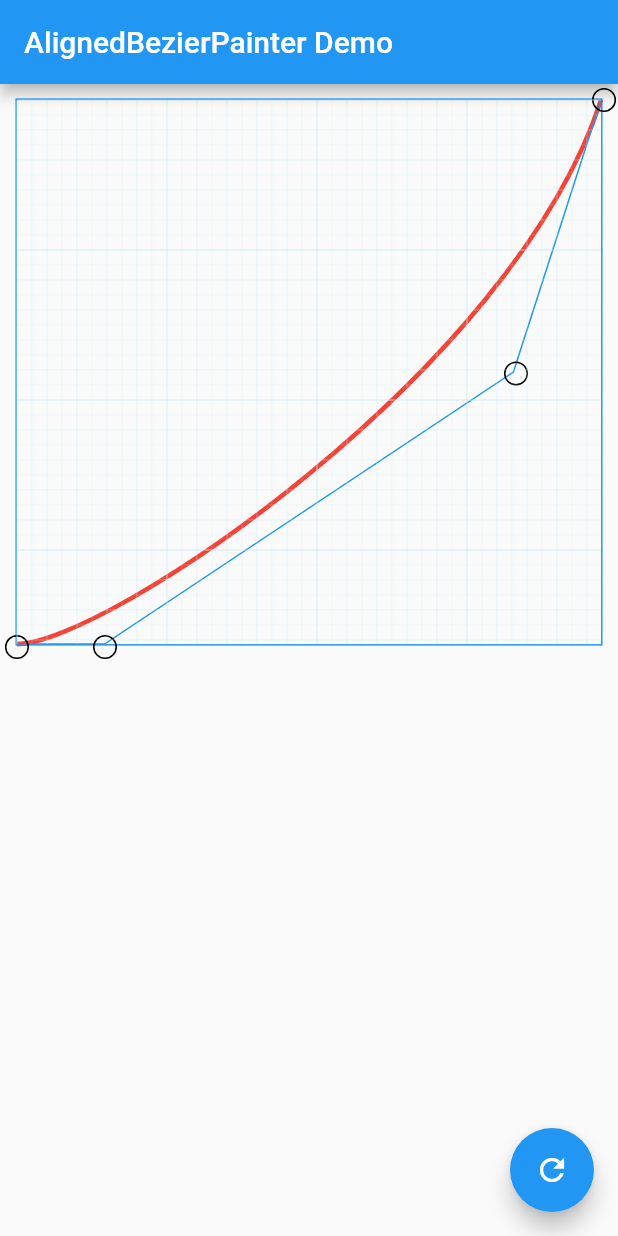
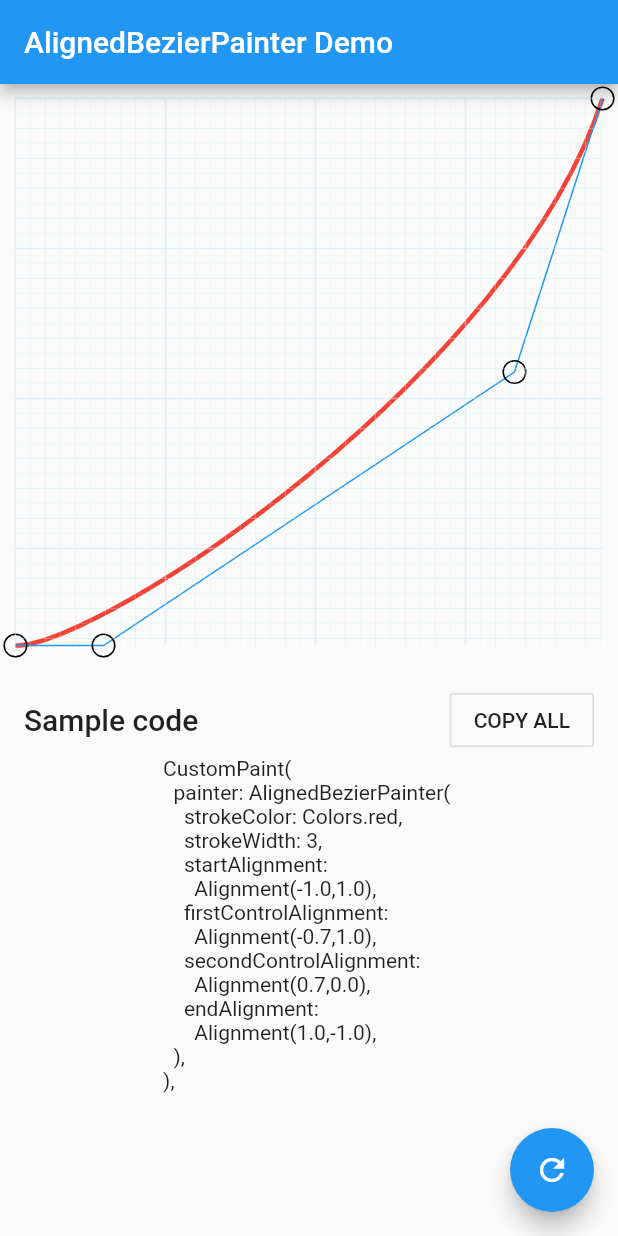
Before and after one commit to HeavenOSK/flutter_aligned_bezier_painter, a Flutter app: the screen it shows after launch, on a phone screen of 412 x 824 dp. Run offline on Flutter 3.47's test engine with Material 2 defaults, Android fonts, the phone set to English and light mode, and no system bars.

Commit message:
improve example

```diff
--- a/example/lib/main.dart
+++ b/example/lib/main.dart
@@ -1,7 +1,9 @@
 import 'package:aligned_bezier_painter/aligned_bezier_painter.dart';
 import 'package:example/guid_painter.dart';
 import 'package:flutter/material.dart';
+import 'package:flutter/services.dart';
 
+final _snapThreshold = 0.05;
 void main() => runApp(MyApp());
 
 class MyApp extends StatelessWidget {
@@ -13,6 +15,7 @@ class MyApp extends StatelessWidget {
   }
 }
 
+// TODO(HeavenOSK): Refactor
 class Home extends StatefulWidget {
   const Home();
 
@@ -35,6 +38,23 @@ class _HomeState extends State<Home> {
 
   bool _guideOn = true;
 
+  String get generated => '''
+CustomPaint(
+  painter: AlignedBezierPainter(
+    strokeColor: Colors.red,
+    strokeWidth: 3,
+    startAlignment:
+      Alignment(${_startAlignment.x},${_startAlignment.y}),
+    firstControlAlignment:
+      Alignment(${_firstControl.x},${_firstControl.y}),
+    secondControlAlignment:
+      Alignment(${_secondControl.x},${_secondControl.y}),
+    endAlignment:
+      Alignment(${_endAlignment.x},${_endAlignment.y}),
+  ),
+),
+  ''';
+
   @override
   Widget build(BuildContext context) {
     return Scaffold(
@@ -46,6 +66,8 @@ class _HomeState extends State<Home> {
             child: FractionallySizedBox(
               heightFactor: 0.95,
               widthFactor: 0.95,
+              child: AspectRatio(
+                aspectRatio: 1 / 1,
                 child: LayoutBuilder(
                   builder: (_context, constraints) {
                     final viewPortSize = Size(
@@ -53,13 +75,7 @@ class _HomeState extends State<Home> {
                       constraints.maxHeight,
                     );
 
-                  return Container(
-                    decoration: BoxDecoration(
-                      border: Border.all(
-                        color: Colors.blue,
-                      ),
-                    ),
-                    child: GridPaper(
+                    return GridPaper(
                       child: Stack(
                         overflow: Overflow.visible,
                         children: [
@@ -87,7 +103,7 @@ class _HomeState extends State<Home> {
                               ),
                             ),
                           if (_guideOn)
-                            PositionedGuideCircle(
+                            _GuideCircle(
                               top: _startAlignment.alongSize(viewPortSize).dy -
                                   _GuideCircle.radius / 2,
                               left: _startAlignment.alongSize(viewPortSize).dx -
@@ -104,9 +120,25 @@ class _HomeState extends State<Home> {
                                   );
                                 });
                               },
+                              onUp: () {
+                                final x = _startAlignment.x;
+                                final y = _startAlignment.y;
+                                final shouldSnapX =
+                                    (1 - x.abs()) <= _snapThreshold;
+                                final shouldSnapY =
+                                    (1 - y.abs()) <= _snapThreshold;
+                                if (shouldSnapX || shouldSnapY) {
+                                  setState(() {
+                                    _startAlignment = Alignment(
+                                      shouldSnapX ? x.roundToDouble() : x,
+                                      shouldSnapY ? y.roundToDouble() : y,
+                                    );
+                                  });
+                                }
+                              },
                             ),
                           if (_guideOn)
-                            PositionedGuideCircle(
+                            _GuideCircle(
                               left: _firstControl.alongSize(viewPortSize).dx -
                                   _GuideCircle.radius / 2,
                               top: _firstControl.alongSize(viewPortSize).dy -
@@ -123,56 +155,125 @@ class _HomeState extends State<Home> {
                                   );
                                 });
                               },
+                              onUp: () {
+                                final x = _firstControl.x;
+                                final y = _firstControl.y;
+                                final shouldSnapX =
+                                    (1 - x.abs()) <= _snapThreshold;
+                                final shouldSnapY =
+                                    (1 - y.abs()) <= _snapThreshold;
+                                if (shouldSnapX || shouldSnapY) {
+                                  setState(() {
+                                    _firstControl = Alignment(
+                                      shouldSnapX ? x.roundToDouble() : x,
+                                      shouldSnapY ? y.roundToDouble() : y,
+                                    );
+                                  });
+                                }
+                              },
                             ),
                           if (_guideOn)
-                            PositionedGuideCircle(
+                            _GuideCircle(
                               left: _secondControl.alongSize(viewPortSize).dx -
                                   _GuideCircle.radius / 2,
                               top: _secondControl.alongSize(viewPortSize).dy -
                                   _GuideCircle.radius / 2,
                               onMove: (Offset local) {
-                                final xp = local.dx / viewPortSize.width;
-                                final yp = local.dy / viewPortSize.height;
-                                final newX = _secondControl.x + xp * 2;
-                                final newY = _secondControl.y + yp * 2;
                                 setState(
                                   () {
-                                    _secondControl = Alignment(
-                                      newX,
-                                      newY,
+                                    _secondControl = newAlignment(
+                                      viewPortSize,
+                                      _secondControl,
+                                      local,
                                     );
                                   },
                                 );
                               },
+                              onUp: () {
+                                final x = _secondControl.x;
+                                final y = _secondControl.y;
+                                final shouldSnapX =
+                                    (1 - x.abs()) <= _snapThreshold;
+                                final shouldSnapY =
+                                    (1 - y.abs()) <= _snapThreshold;
+                                if (shouldSnapX || shouldSnapY) {
+                                  setState(() {
+                                    _secondControl = Alignment(
+                                      shouldSnapX ? x.roundToDouble() : x,
+                                      shouldSnapY ? y.roundToDouble() : y,
+                                    );
+                                  });
+                                }
+                              },
                             ),
-                          PositionedGuideCircle(
+                          if (_guideOn)
+                            _GuideCircle(
                               left: _endAlignment.alongSize(viewPortSize).dx -
                                   _GuideCircle.radius / 2,
                               top: _endAlignment.alongSize(viewPortSize).dy -
                                   _GuideCircle.radius / 2,
                               onMove: (Offset local) {
-                              final xp = local.dx / viewPortSize.width;
-                              final yp = local.dy / viewPortSize.height;
-                              final newX = _endAlignment.x + xp * 2;
-                              final newY = _endAlignment.y + yp * 2;
                                 setState(() {
-                                _endAlignment = Alignment(
-                                  newX,
-                                  newY,
+                                  _endAlignment = newAlignment(
+                                    viewPortSize,
+                                    _endAlignment,
+                                    local,
                                   );
                                 });
                               },
+                              onUp: () {
+                                final x = _endAlignment.x;
+                                final y = _endAlignment.y;
+                                final shouldSnapX =
+                                    (1 - x.abs()) <= _snapThreshold;
+                                final shouldSnapY =
+                                    (1 - y.abs()) <= _snapThreshold;
+                                if (shouldSnapX || shouldSnapY) {
+                                  setState(() {
+                                    _endAlignment = Alignment(
+                                      shouldSnapX ? x.roundToDouble() : x,
+                                      shouldSnapY ? y.roundToDouble() : y,
+                                    );
+                                  });
+                                }
+                              },
                             ),
                         ],
-                      ),
                       ),
                     );
                   },
                 ),
               ),
             ),
+          ),
           Expanded(
-            child: Text(''),
+            child: Container(
+              padding: EdgeInsets.all(16),
+              child: Column(
+                children: [
+                  Row(
+                    mainAxisAlignment: MainAxisAlignment.spaceBetween,
+                    children: [
+                      Text(
+                        'Sample code',
+                        style: Theme.of(context).textTheme.headline6,
+                      ),
+                      OutlineButton(
+                        onPressed: () {
+                          Clipboard.setData(ClipboardData(text: generated));
+                        },
+                        child: Text('COPY ALL'),
+                      ),
+                    ],
+                  ),
+                  FittedBox(
+                    child: SelectableText(
+                      generated,
+                    ),
+                  ),
+                ],
+              ),
+            ),
           ),
         ],
       ),
@@ -186,19 +287,39 @@ class _HomeState extends State<Home> {
       ),
     );
   }
+
+  Alignment newAlignment(
+    Size viewPortSize,
+    Alignment old,
+    Offset local,
+  ) {
+    final xp = local.dx / viewPortSize.width;
+    final yp = local.dy / viewPortSize.height;
+    final newX = old.x + xp * 2;
+    final newY = old.y + yp * 2;
+
+    return Alignment(
+      newX,
+      newY,
+    );
+  }
 }
 
-class PositionedGuideCircle extends StatelessWidget {
-  const PositionedGuideCircle({
-    Key key,
+class _GuideCircle extends StatelessWidget {
+  const _GuideCircle({
     @required this.left,
     @required this.top,
     @required this.onMove,
+    @required this.onUp,
+    Key key,
   }) : super(key: key);
 
   final double left;
   final double top;
-  final Null Function(Offset localDelta) onMove;
+  final ValueChanged<Offset> onMove;
+  final VoidCallback onUp;
+
+  static double get radius => 16.0 + 12 * 2;
 
   @override
   Widget build(BuildContext context) {
@@ -206,35 +327,23 @@ class PositionedGuideCircle extends StatelessWidget {
       left: left,
       top: top,
       child: Listener(
+        onPointerUp: (d) {
+          onUp?.call();
+        },
         onPointerMove: (PointerMoveEvent detail) {
           onMove?.call(detail.localDelta);
         },
         behavior: HitTestBehavior.opaque,
-        child: _GuideCircle(),
-      ),
-    );
-  }
-}
-
-class _GuideCircle extends StatelessWidget {
-  const _GuideCircle({
-    this.dragging = false,
-  });
-
-  final bool dragging;
-
-  static double get radius => 16.0 + 12 * 2;
-
-  @override
-  Widget build(BuildContext context) {
-    return Container(
+        child: Container(
           height: 16.0,
           width: 16.0,
           margin: EdgeInsets.all(12),
           decoration: BoxDecoration(
             color: Colors.transparent,
-        border: Border.all(color: dragging ? Colors.red : Colors.black),
+            border: Border.all(),
             borderRadius: BorderRadius.circular(16.0),
+          ),
+        ),
       ),
     );
   }
```
Lines whose indentation alone changed are shown as unchanged.
